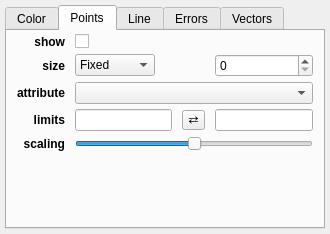
glue-viz/glue, file glue/viewers/scatter/qt/layer_style_editor.ui: the form before one commit.
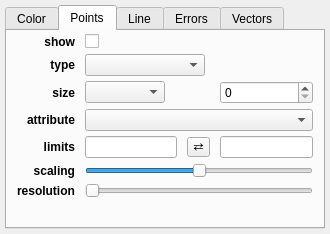
The form after the commit. The open tabs and pages were chosen to show the change. Custom widgets are drawn as their Qt base class.

Diff of the .ui file:
```diff
--- a/glue/viewers/scatter/qt/layer_style_editor.ui
+++ b/glue/viewers/scatter/qt/layer_style_editor.ui
@@ -267,36 +267,10 @@
        <property name="verticalSpacing">
         <number>5</number>
        </property>
-       <item row="1" column="1">
-        <widget class="QComboBox" name="combosel_size_mode">
-         <property name="sizePolicy">
-          <sizepolicy hsizetype="Minimum" vsizetype="Fixed">
-           <horstretch>0</horstretch>
-           <verstretch>0</verstretch>
-          </sizepolicy>
-         </property>
-         <property name="maximumSize">
-          <size>
-           <width>80</width>
-           <height>16777215</height>
-          </size>
-         </property>
-         <item>
-          <property name="text">
-           <string>Fixed</string>
-          </property>
-         </item>
-         <item>
-          <property name="text">
-           <string>Linear</string>
-          </property>
-         </item>
-        </widget>
-       </item>
-       <item row="4" column="3">
+       <item row="5" column="3">
         <widget class="QLineEdit" name="valuetext_size_vmax"/>
        </item>
-       <item row="3" column="0">
+       <item row="4" column="0">
         <widget class="QLabel" name="label_size_attribute">
          <property name="font">
           <font>
@@ -315,10 +289,10 @@
          </property>
         </widget>
        </item>
-       <item row="4" column="1">
+       <item row="5" column="1">
         <widget class="QLineEdit" name="valuetext_size_vmin"/>
        </item>
-       <item row="1" column="0">
+       <item row="2" column="0">
         <widget class="QLabel" name="label_size_mode">
          <property name="font">
           <font>
@@ -337,7 +311,7 @@
          </property>
         </widget>
        </item>
-       <item row="5" column="0">
+       <item row="6" column="0">
         <widget class="QLabel" name="label_size_scaling">
          <property name="font">
           <font>
@@ -356,7 +330,7 @@
          </property>
         </widget>
        </item>
-       <item row="7" column="0">
+       <item row="8" column="0">
         <spacer name="verticalSpacer">
          <property name="orientation">
           <enum>Qt::Vertical</enum>
@@ -369,7 +343,7 @@
          </property>
         </spacer>
        </item>
-       <item row="5" column="1" colspan="3">
+       <item row="6" column="1" colspan="3">
         <widget class="QSlider" name="value_size_scaling">
          <property name="maximum">
           <number>100</number>
@@ -382,7 +356,7 @@
          </property>
         </widget>
        </item>
-       <item row="7" column="1" colspan="3">
+       <item row="8" column="1" colspan="3">
         <spacer name="horizontalSpacer_4">
          <property name="orientation">
           <enum>Qt::Horizontal</enum>
@@ -395,7 +369,7 @@
          </property>
         </spacer>
        </item>
-       <item row="4" column="0">
+       <item row="5" column="0">
         <widget class="QLabel" name="label_size_limits">
          <property name="font">
           <font>
@@ -414,7 +388,7 @@
          </property>
         </widget>
        </item>
-       <item row="4" column="2">
+       <item row="5" column="2">
         <widget class="QToolButton" name="button_flip_size">
          <property name="styleSheet">
           <string notr="true">padding: 0px</string>
@@ -447,16 +421,81 @@
          </property>
         </widget>
        </item>
-       <item row="3" column="1" colspan="3">
+       <item row="4" column="1" colspan="3">
         <widget class="QComboBox" name="combosel_size_att">
          <property name="sizeAdjustPolicy">
           <enum>QComboBox::AdjustToMinimumContentsLength</enum>
          </property>
         </widget>
        </item>
-       <item row="1" column="3">
+       <item row="2" column="3">
         <widget class="QSpinBox" name="value_size"/>
        </item>
+       <item row="1" column="0">
+        <widget class="QLabel" name="label_14">
+         <property name="font">
+          <font>
+           <weight>75</weight>
+           <bold>true</bold>
+          </font>
+         </property>
+         <property name="text">
+          <string>type</string>
+         </property>
+         <property name="alignment">
+          <set>Qt::AlignRight|Qt::AlignTrailing|Qt::AlignVCenter</set>
+         </property>
+        </widget>
+       </item>
+       <item row="2" column="1">
+        <widget class="QComboBox" name="combosel_size_mode">
+         <property name="sizePolicy">
+          <sizepolicy hsizetype="Minimum" vsizetype="Fixed">
+           <horstretch>0</horstretch>
+           <verstretch>0</verstretch>
+          </sizepolicy>
+         </property>
+         <property name="maximumSize">
+          <size>
+           <width>80</width>
+           <height>16777215</height>
+          </size>
+         </property>
+        </widget>
+       </item>
+       <item row="1" column="1" colspan="3">
+        <widget class="QComboBox" name="combosel_points_mode">
+         <property name="maximumSize">
+          <size>
+           <width>120</width>
+           <height>16777215</height>
+          </size>
+         </property>
+         <property name="sizeAdjustPolicy">
+          <enum>QComboBox::AdjustToMinimumContentsLength</enum>
+         </property>
+        </widget>
+       </item>
+       <item row="7" column="0">
+        <widget class="QLabel" name="label_dpi">
+         <property name="font">
+          <font>
+           <weight>75</weight>
+           <bold>true</bold>
+          </font>
+         </property>
+         <property name="text">
+          <string>resolution</string>
+         </property>
+        </widget>
+       </item>
+       <item row="7" column="1" colspan="3">
+        <widget class="QSlider" name="value_dpi">
+         <property name="orientation">
+          <enum>Qt::Horizontal</enum>
+         </property>
+        </widget>
+       </item>
       </layout>
      </widget>
      <widget class="QWidget" name="tab_3">
```
Left out of the diff: 12 changed lines with no effect on the pictures.
